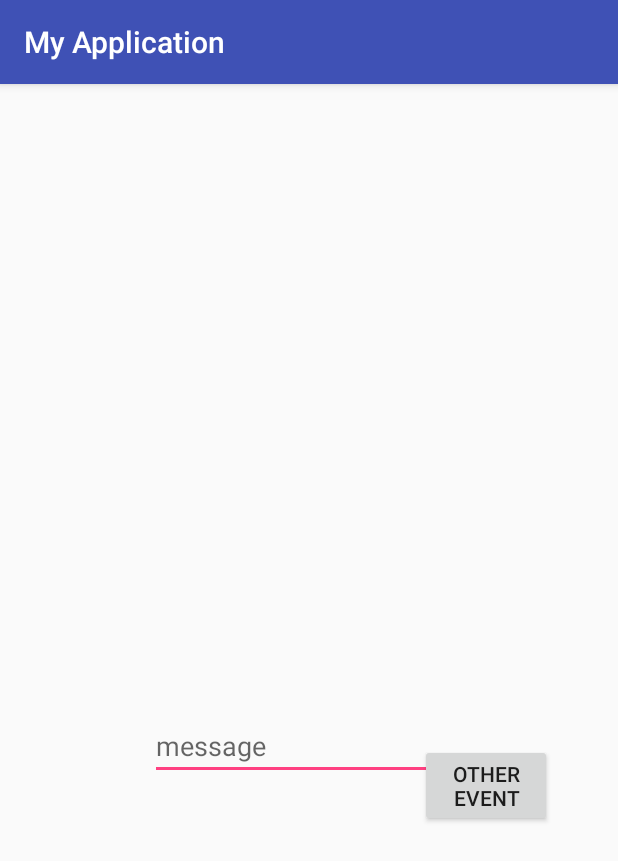
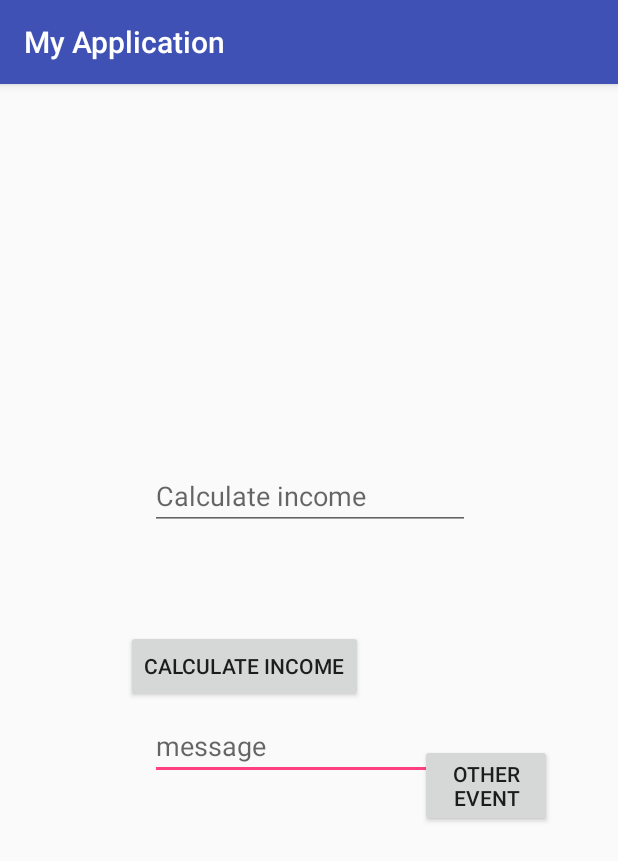
Before and after one commit to calba5141114/android-app, an Android app: the screen it shows after launch (MainActivity), on a phone screen of 412 x 824 dp. Shown: the top 861 px of the screen. Run offline under Robolectric (Android 15) with nearby library versions, the phone set to English and light mode, and no system bars.

Commit message:
calculate income

```diff
--- a/app/src/main/res/layout/activity_main.xml
+++ b/app/src/main/res/layout/activity_main.xml
@@ -37,4 +37,29 @@
         app:layout_constraintStart_toStartOf="parent"
         app:layout_constraintTop_toTopOf="parent"
         app:layout_constraintVertical_bias="0.92" />
+
+    <EditText
+        android:id="@+id/editText2"
+        android:layout_width="wrap_content"
+        android:layout_height="wrap_content"
+        android:layout_marginTop="252dp"
+        android:ems="10"
+        android:hint="Calculate income"
+        android:inputType="number"
+        app:layout_constraintEnd_toEndOf="parent"
+        app:layout_constraintHorizontal_bias="0.502"
+        app:layout_constraintStart_toStartOf="parent"
+        app:layout_constraintTop_toTopOf="parent" />
+
+    <Button
+        android:id="@+id/income_button"
+        android:layout_width="wrap_content"
+        android:layout_height="wrap_content"
+        android:layout_marginLeft="84dp"
+        android:layout_marginStart="84dp"
+        android:layout_marginTop="364dp"
+        android:onClick="calculateIncomeEvent"
+        android:text="Calculate income"
+        app:layout_constraintStart_toStartOf="parent"
+        app:layout_constraintTop_toTopOf="parent" />
 </android.support.constraint.ConstraintLayout>
```
Also changed, not shown: app/src/main/java/com/example/calba5141114/myapplication/MainActivity.java (+45 -14 lines).
